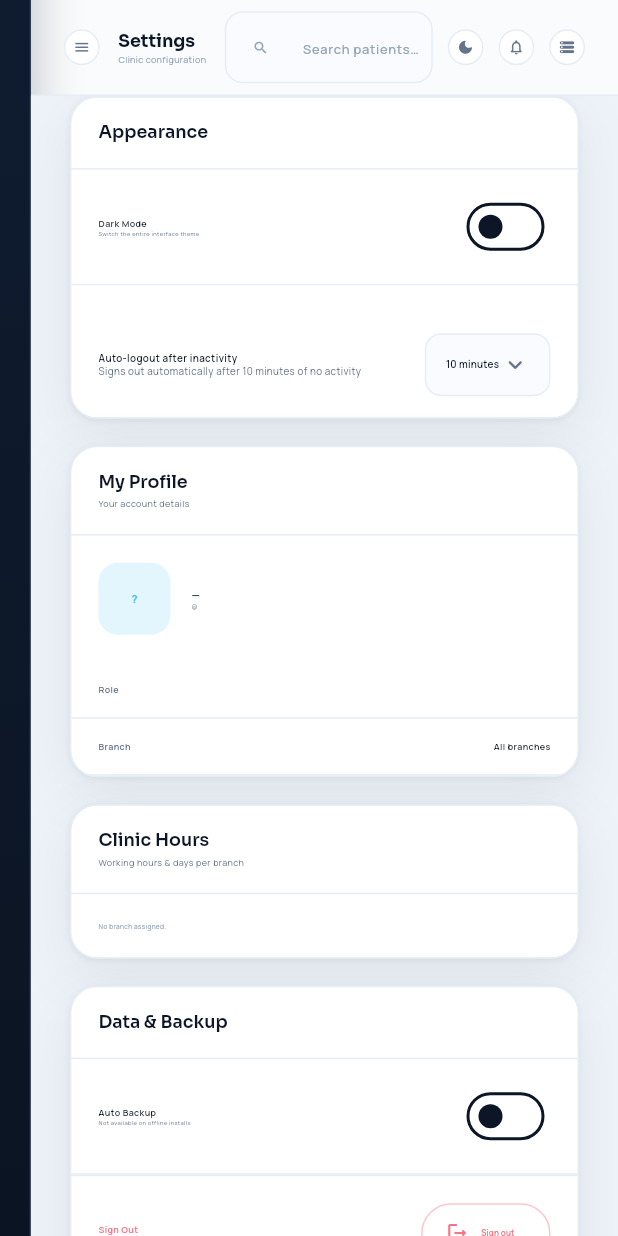
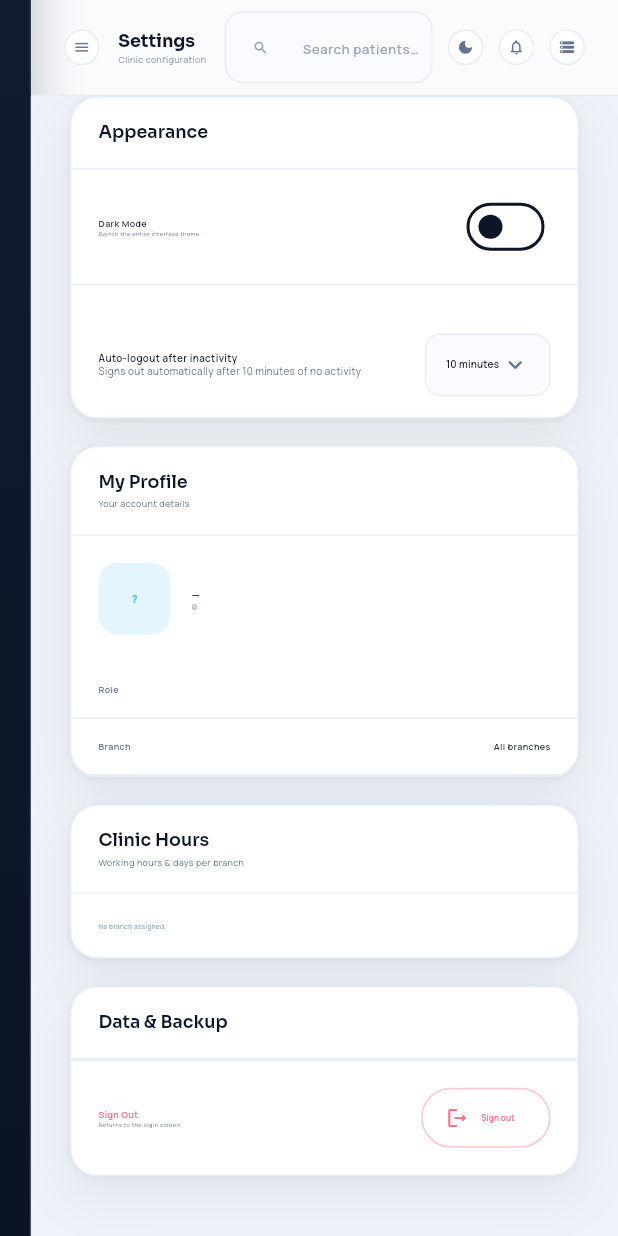
Before and after one commit to Husnain97811/IS_DENTAL, a Flutter app: the SettingsScreen screen opened by its route, scrolled down 332 dp, on a phone screen of 412 x 824 dp. Run offline on Flutter 3.47's test engine with Material 3 defaults, Android fonts, the phone set to English and light mode, and no system bars; our stand-ins replace drift, file_picker, fl_chart, flutter_dotenv, flutter_riverpod, flutter_secure_storage and 8 more; missing offline and left inert: bcrypt, file_selector, media_kit, media_kit_video, pointycastle, sqlite3 and 1 more; accounts and stored records are empty; generated files the repository leaves out were written again.

Commit message:
added some improved code

```diff
--- a/lib/features/settings/presentation/settings_screen.dart
+++ b/lib/features/settings/presentation/settings_screen.dart
@@ -331,7 +331,7 @@ class _S extends ConsumerState<SettingsScreen> {
                   ],
 
                   // Owner only: branches
-                  if (!basic && isOwner) ...[
+                  if (isOwner) ...[
                     _branchesPanel(d),
 
                     const SizedBox(height: 18),
@@ -1132,15 +1132,15 @@ class _S extends ConsumerState<SettingsScreen> {
       child: Column(
         children: [
           // ── Auto Backup — forced off on offline installs ──
-          _toggleRow(
-            d,
-            'Auto Backup',
-            ent.cloud
-                ? 'Encrypted local backup'
-                : 'Not available on offline installs',
-            ent.cloud,
-            (_) {},
-          ),
+          // _toggleRow(
+          //   d,
+          //   'Auto Backup',
+          //   ent.cloud
+          //       ? 'Encrypted local backup'
+          //       : 'Not available on offline installs',
+          //   ent.cloud,
+          //   (_) {},
+          // ),
 
           // ── Cloud Sync ──
           if (ent.cloud && canBackup)
@@ -1164,8 +1164,8 @@ class _S extends ConsumerState<SettingsScreen> {
                           ),
                         ),
                         Text(
-                          'Push all local data to Supabase',
-                          style: TextStyle(color: d.text3, fontSize: 8.sp),
+                          'Push all local data to Cloud',
+                          style: TextStyle(color: d.text3, fontSize: 9.sp),
                         ),
                       ],
                     ),
```
